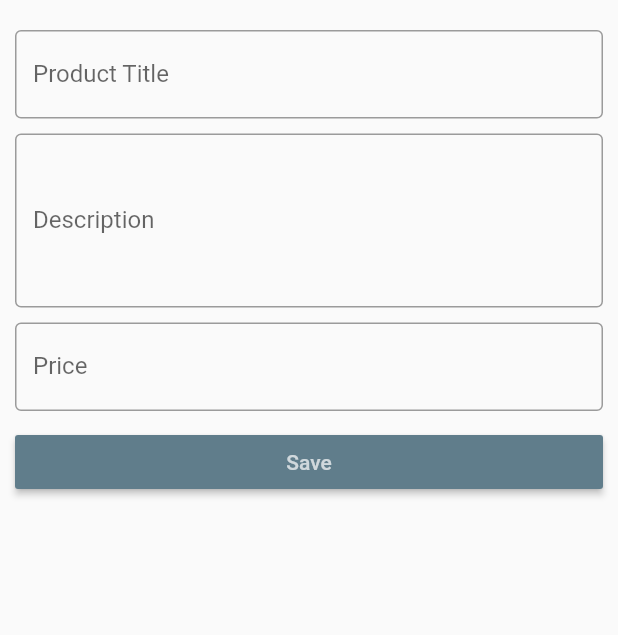
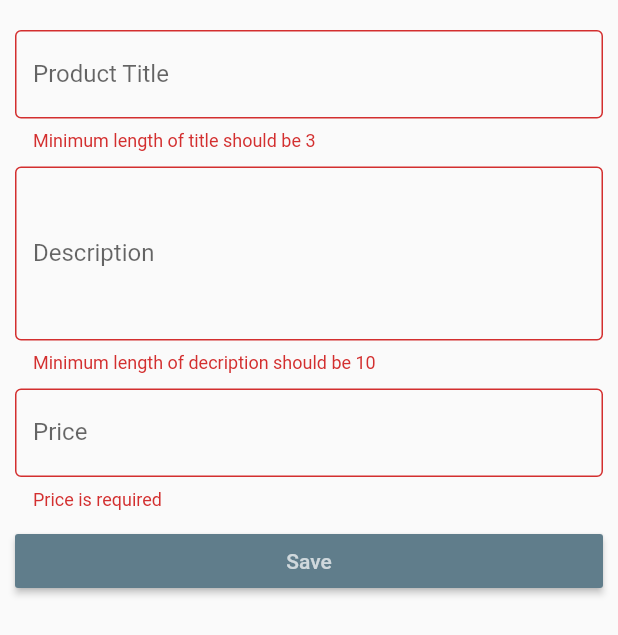
Before and after one commit to sronast/easylist, a Flutter app: the ProductCreatePage widget shown alone on an empty page, opened directly with empty values, after a tap on "Save", on a phone screen of 412 x 824 dp. Shown: the top 635 px of the screen. Run offline on Flutter 3.47's test engine with Material 2 defaults, Android fonts, the phone set to English and light mode, and no system bars.

Commit message:
added a form to get inputs

```diff
--- a/lib/pages/product_create.dart
+++ b/lib/pages/product_create.dart
@@ -11,62 +11,83 @@ class ProductCreatePage extends StatefulWidget {
 }
 
 class _ProductCreatePageState extends State<ProductCreatePage> {
-  String _titleValue = '';
-  String _descriptionValue = '';
-  double _priceValue;
+  final Map<String, dynamic> _formData = {
+    'title': null,
+    'description': null,
+    'price': null,
+    'image': 'assets/fruits.png'
+  };
+
+  final GlobalKey<FormState> _formKey = GlobalKey<FormState>();
 
   Widget _buildTitleTextField() {
-    return TextField(
+    return TextFormField(
       decoration: InputDecoration(
           labelText: 'Product Title', border: OutlineInputBorder()),
-      onChanged: (String value) {
-        setState(() {
-          _titleValue = value;
-        });
+      validator: (String value) {
+        if (value.isEmpty || value.trim().length < 3) {
+          return "Minimum length of title should be 3";
+        }
+        return null;
+      },
+      onSaved: (String value) {
+        _formData['title'] = value;
       },
     );
   }
 
   Widget _buildDescriptionTextField() {
-    return TextField(
+    return TextFormField(
       decoration: InputDecoration(
           labelText: 'Description', border: OutlineInputBorder()),
+      onSaved: (String value) {
+        _formData['description'] = value;
+      },
+      validator: (String value) {
+        if (value.isEmpty || value.trim().length < 10) {
+          return "Minimum length of decription should be 10";
+        }
+        return null;
+      },
       maxLines: 4,
-      onChanged: (String value) {
-        setState(() {
-          _descriptionValue = value;
-        });
-      },
     );
   }
 
   Widget _buildPriceTextField() {
-    return TextField(
+    return TextFormField(
       decoration:
           InputDecoration(labelText: 'Price', border: OutlineInputBorder()),
       keyboardType: TextInputType.numberWithOptions(decimal: true),
-      onChanged: (String value) {
-        setState(() {
-          _priceValue = double.parse(value);
-        });
+      onSaved: (String value) {
+        _formData['price'] = double.parse(value);
+      },
+      validator: (String value) {
+        if (value.isEmpty) {
+          return "Price is required";
+        }
+        return null;
       },
     );
   }
 
   void _submitForm() {
-    final Map<String, dynamic> product = {
-      'title': _titleValue,
-      'description': _descriptionValue,
-      'price': _priceValue,
-      'image': 'assets/fruits.png'
-    };
-    widget._addProduct(product);
+    if (_formKey.currentState.validate()) {
+      _formKey.currentState.save();
+
+      widget._addProduct(_formData);
       Navigator.pushReplacementNamed(context, '/products');
+    }
   }
 
   Widget build(BuildContext context) {
-    return Container(
+    return GestureDetector(
+      onTap: () {
+        FocusScope.of(context).requestFocus(FocusNode());
+      },
+      child: Container(
         margin: EdgeInsets.all(10.0),
+        child: Form(
+          key: _formKey,
           child: ListView(
             children: <Widget>[
               SizedBox(
@@ -90,6 +111,8 @@ class _ProductCreatePageState extends State<ProductCreatePage> {
                   onPressed: _submitForm),
             ],
           ),
+        ),
+      ),
     );
   }
 }
```
Lines whose indentation alone changed are shown as unchanged.
